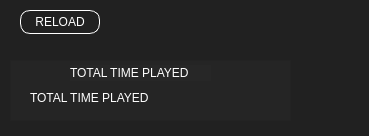
The window that stats.ui (illud/crono) describes before a commit, drawn with Qt 5.
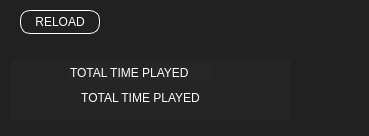
The same window after the commit.

Diff of the .ui file:
```diff
--- a/stats.ui
+++ b/stats.ui
@@ -68,6 +68,9 @@
     <property name="text">
      <string>TOTAL TIME PLAYED</string>
     </property>
+    <property name="alignment">
+     <set>Qt::AlignCenter</set>
+    </property>
    </widget>
   </widget>
   <widget class="QPushButton" name="reloadBtn">
```
